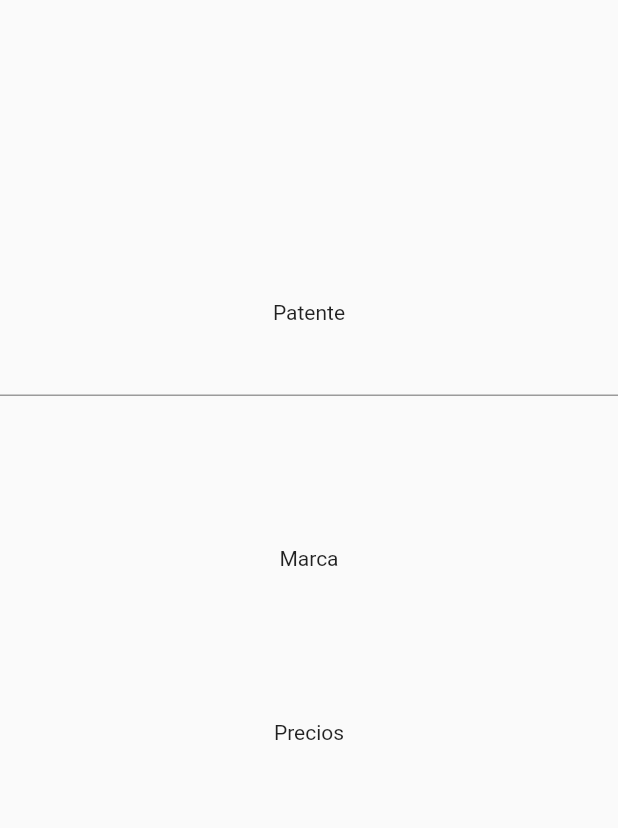
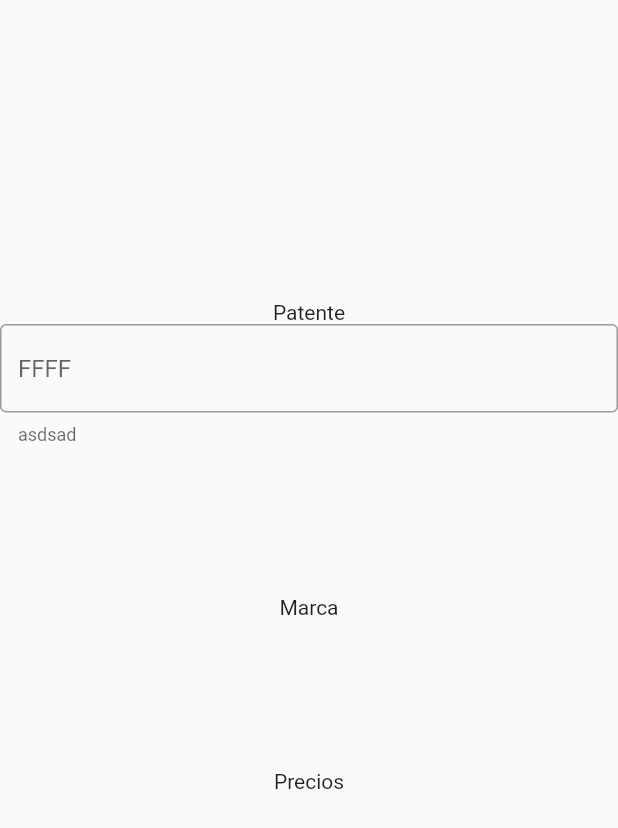
Before and after one commit to Fckworld/inutila_2, a Flutter app: the screen it shows after launch, on a phone screen of 412 x 824 dp. Shown: the top 828 px of the screen. Run offline on Flutter 3.47's test engine with Material 2 defaults, Android fonts, the phone set to English and light mode, and no system bars.

Commit message:
Campos de textos input

```diff
--- a/flutter_entrega_2/lib/pages/body.dart
+++ b/flutter_entrega_2/lib/pages/body.dart
@@ -16,7 +16,13 @@ class _bodyState extends State<body> {
           children: [
             SizedBox(height: 200),
             Text('Patente'),
-            TextField(),
+            TextField(
+              decoration: InputDecoration(
+                helperText: 'asdsad',
+                hintText: 'FFFF',
+                border: OutlineInputBorder(),
+              ),
+            ),
             SizedBox(height: 100),
             Text('Marca'),
             SizedBox(height: 100),
```
